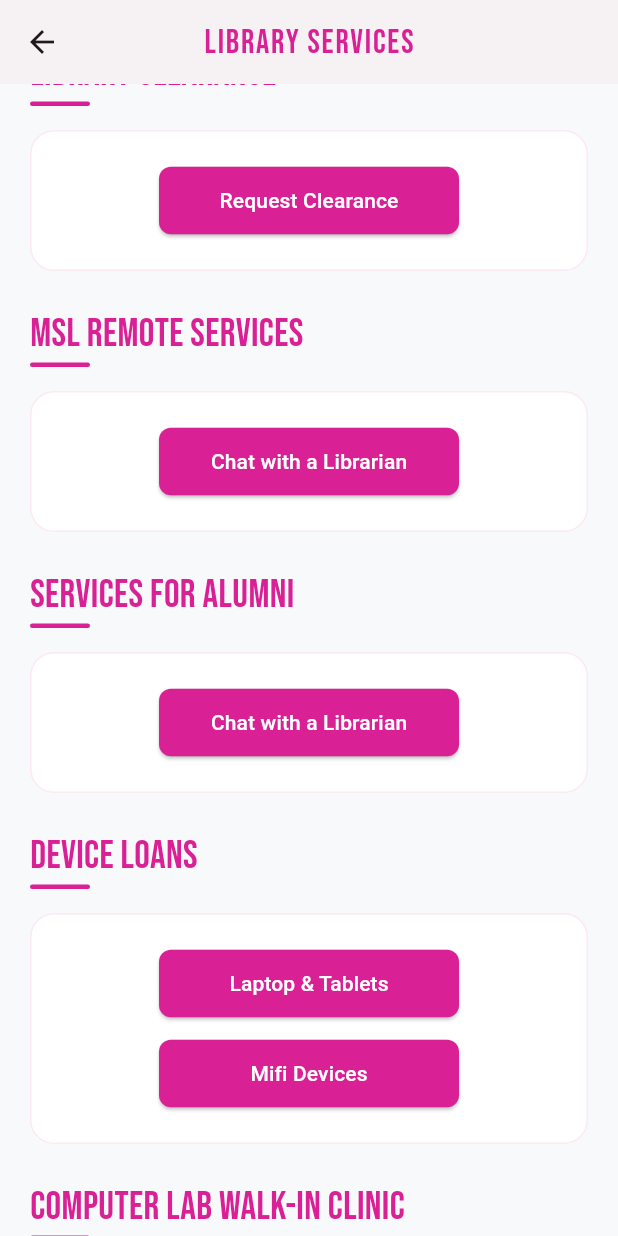
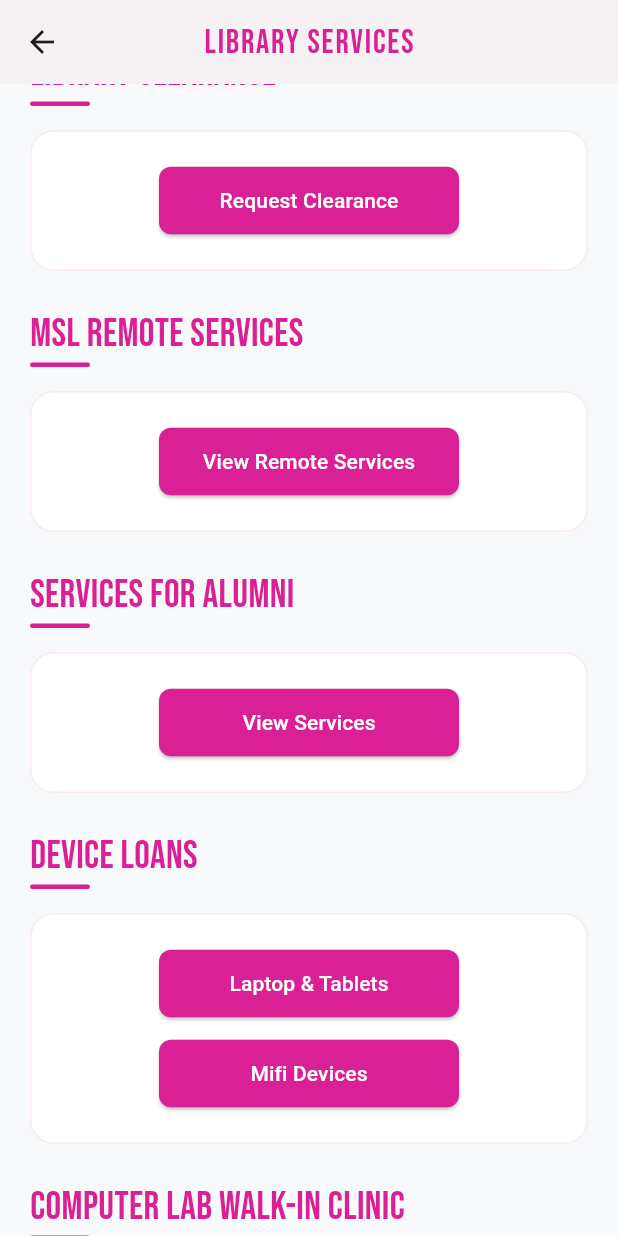
Before and after one commit to DarkGamer2/med_sci_library, a Flutter app: the ServicesPage screen opened by its route, scrolled down 2304 dp, on a phone screen of 412 x 824 dp. Run offline on Flutter 3.47's test engine with Material 3 defaults, Android fonts, the phone set to English and light mode, and no system bars; our stand-ins replace shared_preferences; accounts and stored records are empty; network calls fail.

Commit message:
font size tweaks

```diff
--- a/lib/services.dart
+++ b/lib/services.dart
@@ -12,13 +12,53 @@ class ServicesPage extends StatelessWidget {
       "https://libraries.sta.uwi.edu/msl/images/notice/Flyer_MEDLIB_Chat.pdf",
     ),
     'calendar': Uri.parse(
-        "https://libraries.sta.uwi.edu/msl/index.php/library-services/information-literacy-training/library-training-calendar"),
+      "https://libraries.sta.uwi.edu/msl/index.php/library-services/information-literacy-training/library-training-calendar",
+    ),
     'videos': Uri.parse(
-        "https://libraries.sta.uwi.edu/msl/index.php/library-services/information-literacy-training/library-training-videos"),
+      "https://libraries.sta.uwi.edu/msl/index.php/library-services/information-literacy-training/library-training-videos",
+    ),
     'presentations': Uri.parse(
-        "https://libraries.sta.uwi.edu/msl/index.php/library-services/information-literacy-training/training-presentations"),
-    'medlib_chat': Uri.parse(
-        'chrome-extension://efaidnbmnnnibpcajpcglclefindmkaj/https://libraries.sta.uwi.edu/msl/images/notice/Flyer_MEDLIB_Chat.pdf')
+      "https://libraries.sta.uwi.edu/msl/index.php/library-services/information-literacy-training/training-presentations",
+    ),
+    'ask_a_librarian': Uri.parse(
+      'https://libraries.sta.uwi.edu/apps/index.php/AskaLibrarian/index',
+    ),
+    'loans': Uri.parse(
+      'https://libraries.sta.uwi.edu/msl/index.php/library-services/borrowing',
+    ),
+    'connect_campus': Uri.parse(
+      'https://libraries.sta.uwi.edu/msl/index.php/library-services/connect-from-off-campus',
+    ),
+    'systematic_reviews_flyer': Uri.parse(
+      "https://libraries.sta.uwi.edu/msl/images/notice/Systematic_Review_2.pdf",
+    ),
+    'systematic_reviews_training': Uri.parse(
+      "https://libraries.sta.uwi.edu/msl/images/notice/Systematic_reviews_and_meta_analysis_2020.pdf",
+    ),
+    'document_delivery_cmtf': Uri.parse(
+      'https://libraries.sta.uwi.edu/msl/images/notice/DocumentDeliveryServiceMSLCMTF_Jun2023.pdf',
+    ),
+    'document_delivery_email': Uri.parse(
+      'https://libraries.sta.uwi.edu/msl/index.php/library-services/document-delivery-service/document-delivery-service-2',
+    ),
+    'clearance_form': Uri.parse(
+      'https://libraries.sta.uwi.edu/libraryForms/view/5/1',
+    ),
+    'msl_remote_services': Uri.parse(
+      'https://libraries.sta.uwi.edu/msl/images/notice/ServicesforRemoteStudents.pdf',
+    ),
+    'services_for_alumni': Uri.parse(
+      'https://libraries.sta.uwi.edu/msl/index.php/library-services/services-for-alumni',
+    ),
+    'device_loans_laptop_tablets': Uri.parse(
+      'https://libraries.sta.uwi.edu/msl/images/notice/Device_Loans_Flyer_2025.pdf',
+    ),
+    'device_loans_mifi': Uri.parse(
+      "https://libraries.sta.uwi.edu/msl/images/notice/MIFI-DEVICE-BROCHURE.pdf",
+    ),
+    'computer_lab_clinic': Uri.parse(
+      "https://libraries.sta.uwi.edu/msl/images/notice/Walk_in_Clinic.pdf",
+    ),
   };
 
   final List<Map<String, dynamic>> _services = const [
@@ -92,7 +132,10 @@ class ServicesPage extends StatelessWidget {
                     "Library Training Videos",
                     () => _handleLaunch(_links['videos']!),
                   ),
-                  _linkButton("Training Presentations", () {}),
+                  _linkButton(
+                    "Training Presentations",
+                    () => _handleLaunch(_links['presentations']!),
+                  ),
                 ],
               ),
 
@@ -112,7 +155,7 @@ class ServicesPage extends StatelessWidget {
               _buildActionCard(
                 child: _linkButton(
                   "Ask A Librarian",
-                  () => _handleLaunch(_links['medlib_chat']!),
+                  () => _handleLaunch(_links['ask_a_librarian']!),
                 ),
               ),
 
@@ -122,7 +165,7 @@ class ServicesPage extends StatelessWidget {
               _buildActionCard(
                 child: _linkButton(
                   "How To Pay Fines",
-                  () => _handleLaunch(_links['medlib_chat']!),
+                  () => _handleLaunch(_links['loans']!),
                 ),
               ),
 
@@ -131,8 +174,14 @@ class ServicesPage extends StatelessWidget {
               const SizedBox(height: 16),
               _buildActionCard(
                 buttons: [
-                  _linkButton("Systematic Reviews Flyer", () {}),
-                  _linkButton("Systematic Reviews Training", () {}),
+                  _linkButton(
+                    "Systematic Reviews Flyer",
+                    () => _handleLaunch(_links['systematic_reviews_flyer']!),
+                  ),
+                  _linkButton(
+                    "Systematic Reviews Training",
+                    () => _handleLaunch(_links['systematic_reviews_training']!),
+                  ),
                 ],
               ),
 
@@ -141,23 +190,33 @@ class ServicesPage extends StatelessWidget {
               const SizedBox(height: 16),
               _buildActionCard(
                 buttons: [
-                  _linkButton("Document Delivery Service CMTF", () {}),
-                  _linkButton("Document Delivery Service Email", () {}),
+                  _linkButton(
+                    "Document Delivery Service CMTF",
+                    () => _handleLaunch(_links['document_delivery_cmtf']!),
+                  ),
+                  _linkButton(
+                    "Document Delivery Service Email",
+                    () => _handleLaunch(_links['document_delivery_email']!),
+                  ),
                 ],
               ),
 
               const SizedBox(height: 24),
               _buildSectionHeader('Library Clearance'),
               const SizedBox(height: 16),
-              _buildActionCard(child: _linkButton("Request Clearance", () {})),
+              _buildActionCard(
+                child: _linkButton("Request Clearance", () {
+                  _handleLaunch(_links['clearance_form']!);
+                }),
+              ),
 
               const SizedBox(height: 24),
               _buildSectionHeader("MSL Remote Services"),
               const SizedBox(height: 16),
               _buildActionCard(
                 child: _linkButton(
-                  "Chat with a Librarian",
-                  () => _handleLaunch(_links['medlib_chat']!),
+                  "View Remote Services",
+                  () => _handleLaunch(_links['msl_remote_services']!),
                 ),
               ),
 
@@ -166,8 +225,8 @@ class ServicesPage extends StatelessWidget {
               const SizedBox(height: 16),
               _buildActionCard(
                 child: _linkButton(
-                  "Chat with a Librarian",
-                  () => _handleLaunch(_links['medlib_chat']!),
+                  "View Services",
+                  () => _handleLaunch(_links['services_for_alumni']!),
                 ),
               ),
 
@@ -176,8 +235,14 @@ class ServicesPage extends StatelessWidget {
               const SizedBox(height: 16),
               _buildActionCard(
                 buttons: [
-                  _linkButton("Laptop & Tablets", () {}),
-                  _linkButton("Mifi Devices", () {}),
+                  _linkButton(
+                    "Laptop & Tablets",
+                    () => _handleLaunch(_links['device_loans_laptop_tablets']!),
+                  ),
+                  _linkButton(
+                    "Mifi Devices",
+                    () => _handleLaunch(_links['device_loans_mifi']!),
+                  ),
                 ],
               ),
 
@@ -187,7 +252,7 @@ class ServicesPage extends StatelessWidget {
               _buildActionCard(
                 child: _linkButton(
                   "Visit",
-                  () => _handleLaunch(_links['medlib_chat']!),
+                  () => _handleLaunch(_links['computer_lab_clinic']!),
                 ),
               ),
 
--- a/lib/settings.dart
+++ b/lib/settings.dart
@@ -27,6 +27,20 @@ class SettingsPage extends StatefulWidget {
 
 class _SettingsPageState extends State<SettingsPage> {
   bool isDarkMode = false;
+  double fontSize = 18.0;
+
+  double _mapFontSize(String value) {
+    switch (value) {
+      case 'Small':
+        return 12.0;
+      case 'Medium':
+        return 18.0;
+      case 'Large':
+        return 24.0;
+      default:
+        return 18.0;
+    }
+  }
 
   @override
   Widget build(BuildContext context) {
@@ -51,7 +65,10 @@ class _SettingsPageState extends State<SettingsPage> {
                 ),
                 const SizedBox(height: 20),
                 ListTile(
-                  title: const Text("Dark Mode"),
+                  title: Text(
+                    "Dark Mode",
+                    style: TextStyle(fontSize: fontSize),
+                  ),
                   trailing: ValueListenableBuilder<ThemeMode>(
                     valueListenable: ThemeController.themeMode,
                     builder: (_, mode, __) {
@@ -69,6 +86,14 @@ class _SettingsPageState extends State<SettingsPage> {
                   title: const Text('Font Size'),
                   trailing: DropdownMenu<String>(
                     dropdownMenuEntries: dropdownMenuEntries,
+
+                    onSelected: (String? newValue) {
+                      if (newValue != null) {
+                        setState(() {
+                          fontSize = _mapFontSize(newValue);
+                        });
+                      }
+                    },
                   ),
                   onTap: () {
                     // Handle font size change
```
